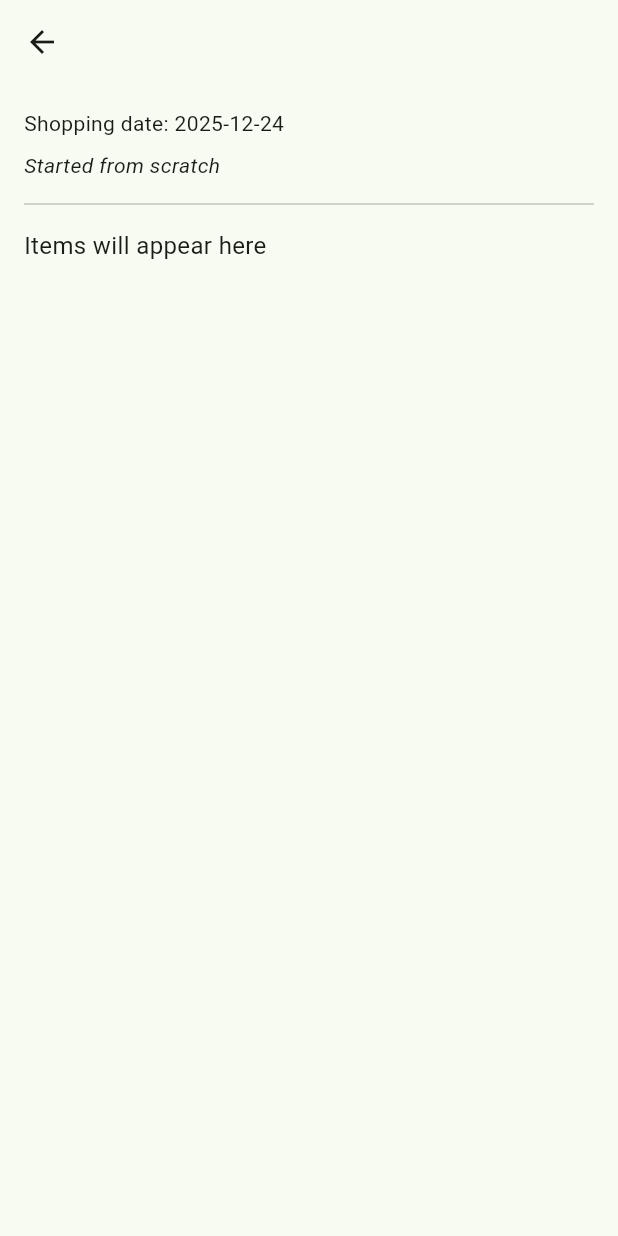
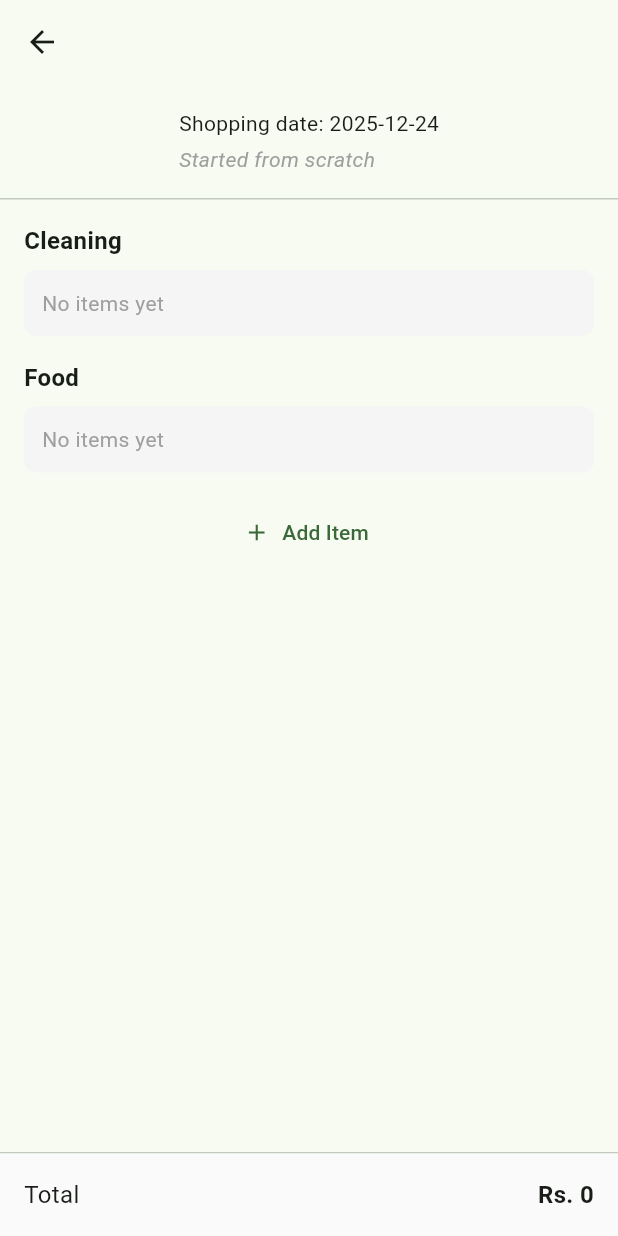
Before and after one commit to iamyasiramjad/grocery_ledger, a Flutter app: the GroceryListWorkspaceScreen screen opened directly with empty values, on a phone screen of 412 x 824 dp. Run offline on Flutter 3.47's test engine with Material 3 defaults, Android fonts, the phone set to English and light mode, and no system bars.

Commit message:
Add grocery list workspace layout skeleton

```diff
--- a/lib/features/grocery_list/workspace/grocery_list_workspace_screen.dart
+++ b/lib/features/grocery_list/workspace/grocery_list_workspace_screen.dart
@@ -18,7 +18,22 @@
       appBar: AppBar(
         title: Text(listName),
       ),
-      body: Padding(
+      body: Column(
+        children: [
+          _buildHeader(),
+          const Divider(height: 1),
+          Expanded(
+            child: _buildItemsArea(),
+          ),
+          const Divider(height: 1),
+          _buildBottomBar(),
+        ],
+      ),
+    );
+  }
+
+  Widget _buildHeader() {
+    return Padding(
       padding: const EdgeInsets.all(16),
       child: Column(
         crossAxisAlignment: CrossAxisAlignment.start,
@@ -26,21 +41,95 @@
           Text(
             'Shopping date: ${shoppingDate.year}-${shoppingDate.month.toString().padLeft(2, '0')}-${shoppingDate.day.toString().padLeft(2, '0')}',
           ),
-            const SizedBox(height: 8),
+          const SizedBox(height: 4),
           Text(
             importFromPrevious
                 ? 'Started by importing previous month'
                 : 'Started from scratch',
-              style: const TextStyle(fontStyle: FontStyle.italic),
+            style: const TextStyle(
+              fontStyle: FontStyle.italic,
+              color: Colors.grey,
             ),
-            const Divider(height: 32),
-            const Text(
-              'Items will appear here',
-              style: TextStyle(fontSize: 16),
           ),
         ],
       ),
+    );
+  }
+
+  Widget _buildItemsArea() {
+    return ListView(
+      padding: const EdgeInsets.all(16),
+      children: [
+        _buildCategorySection('Cleaning'),
+        const SizedBox(height: 16),
+        _buildCategorySection('Food'),
+        const SizedBox(height: 16),
+        _buildAddItemButton(),
+      ],
+    );
+  }
+
+  Widget _buildCategorySection(String title) {
+    return Column(
+      crossAxisAlignment: CrossAxisAlignment.start,
+      children: [
+        Text(
+          title,
+          style: const TextStyle(
+            fontSize: 16,
+            fontWeight: FontWeight.bold,
+          ),
+        ),
+        const SizedBox(height: 8),
+        Container(
+          padding: const EdgeInsets.all(12),
+          width: double.infinity,
+          decoration: BoxDecoration(
+            color: Colors.grey.shade100,
+            borderRadius: BorderRadius.circular(8),
+          ),
+          child: const Text(
+            'No items yet',
+            style: TextStyle(color: Colors.grey),
+          ),
+        ),
+      ],
+    );
+  }
+
+  Widget _buildAddItemButton() {
+    return TextButton.icon(
+      onPressed: () {
+        // Next step: open add item flow
+      },
+      icon: const Icon(Icons.add),
+      label: const Text('Add Item'),
+    );
+  }
+
+
+  Widget _buildBottomBar() {
+    return Container(
+      padding: const EdgeInsets.all(16),
+      color: Colors.grey.shade50,
+      child: Row(
+        mainAxisAlignment: MainAxisAlignment.spaceBetween,
+        children: const [
+          Text(
+            'Total',
+            style: TextStyle(fontSize: 16),
+          ),
+          Text(
+            'Rs. 0',
+            style: TextStyle(
+              fontSize: 16,
+              fontWeight: FontWeight.bold,
+            ),
+          ),
+        ],
       ),
     );
   }
+
+
 }
```
Lines whose indentation alone changed are shown as unchanged.
